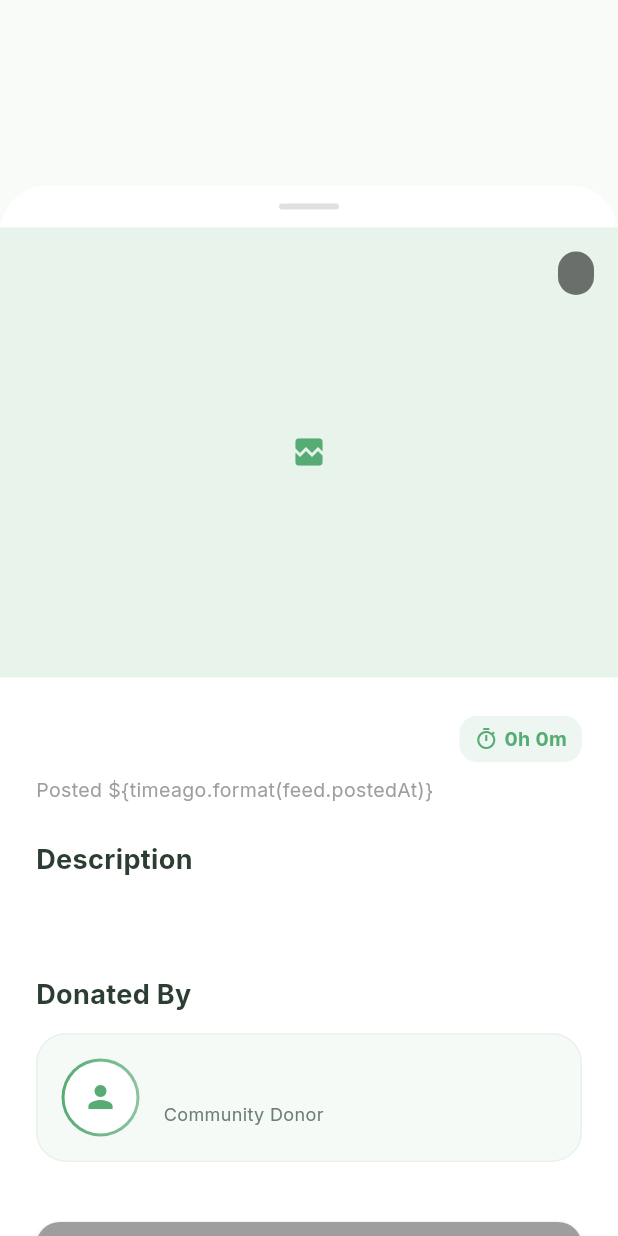
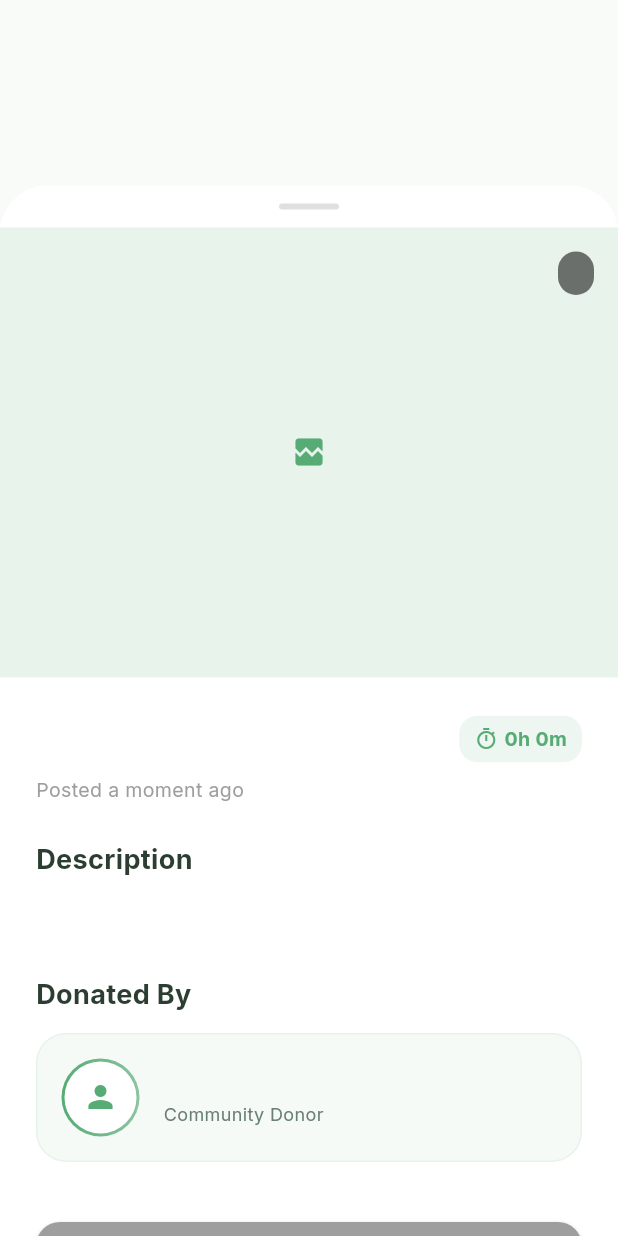
Before and after one commit to IfazIslam/Food-For-Life, a Flutter app: the FeedDetailsModal widget shown alone on an empty page, opened directly with empty values, on a phone screen of 412 x 824 dp. Run offline on Flutter 3.47's test engine with Material 3 defaults, Android fonts, the phone set to English and light mode, and no system bars; our stand-ins replace animated_text_kit, cached_network_image, cloud_firestore, firebase_auth, firebase_core, firebase_messaging and 8 more; accounts and stored records are empty.

Commit message:
online fix all

```diff
--- a/lib/screens/chat_detail_screen.dart
+++ b/lib/screens/chat_detail_screen.dart
@@ -216,7 +216,7 @@ class _ChatDetailScreenState extends ConsumerState<ChatDetailScreen> {
                             Text(
                               u.isOnline
                                   ? 'Online'
-                                  : (u.lastSeen != null ? 'Last seen \${timeago.format(u.lastSeen!.toDate())}' : 'Offline'),
+                                  : (u.lastSeen != null ? 'Last seen ${timeago.format(u.lastSeen!.toDate())}' : 'Offline'),
                               style: TextStyle(color: Colors.white.withOpacity(0.8), fontSize: 11),
                             ),
                           ],
--- a/lib/widgets/feed_details_modal.dart
+++ b/lib/widgets/feed_details_modal.dart
@@ -136,7 +136,7 @@ class FeedDetailsModal extends StatelessWidget {
 
                     const SizedBox(height: 8),
                     Text(
-                      "Posted \${timeago.format(feed.postedAt)}",
+                      "Posted ${timeago.format(feed.postedAt)}",
                       style: const TextStyle(color: Colors.grey, fontSize: 13),
                     ),
 
```
